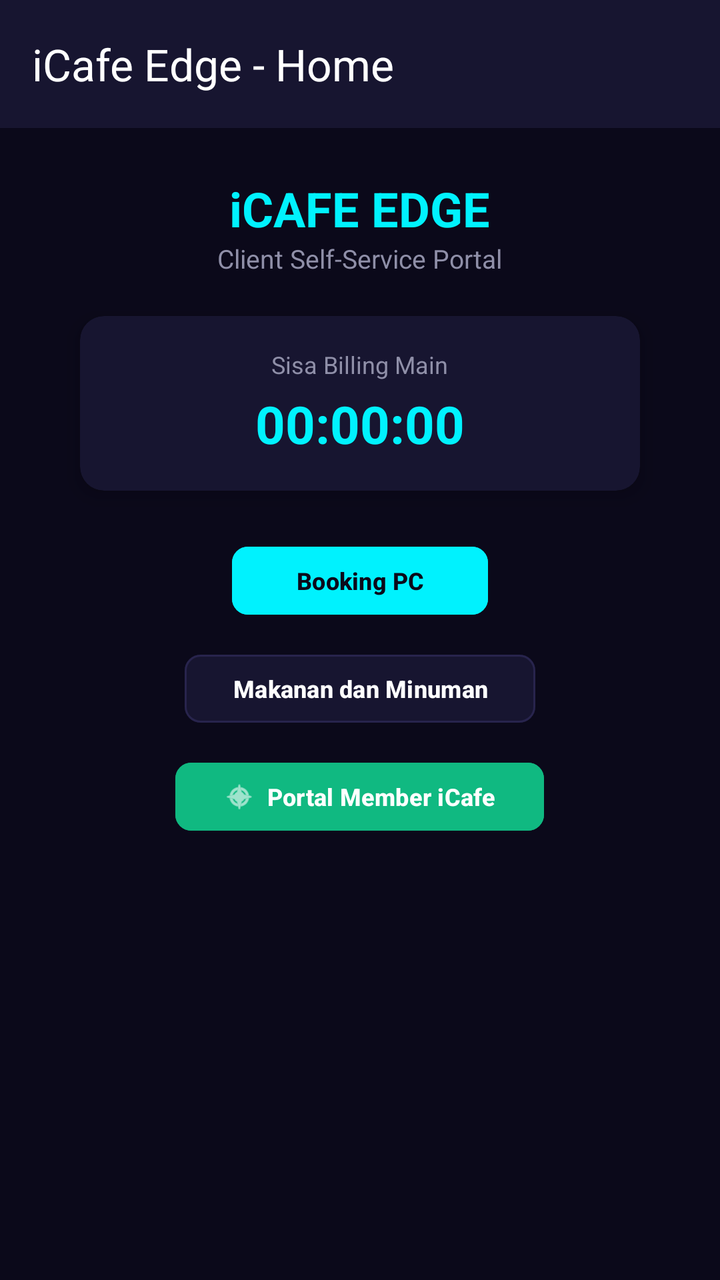
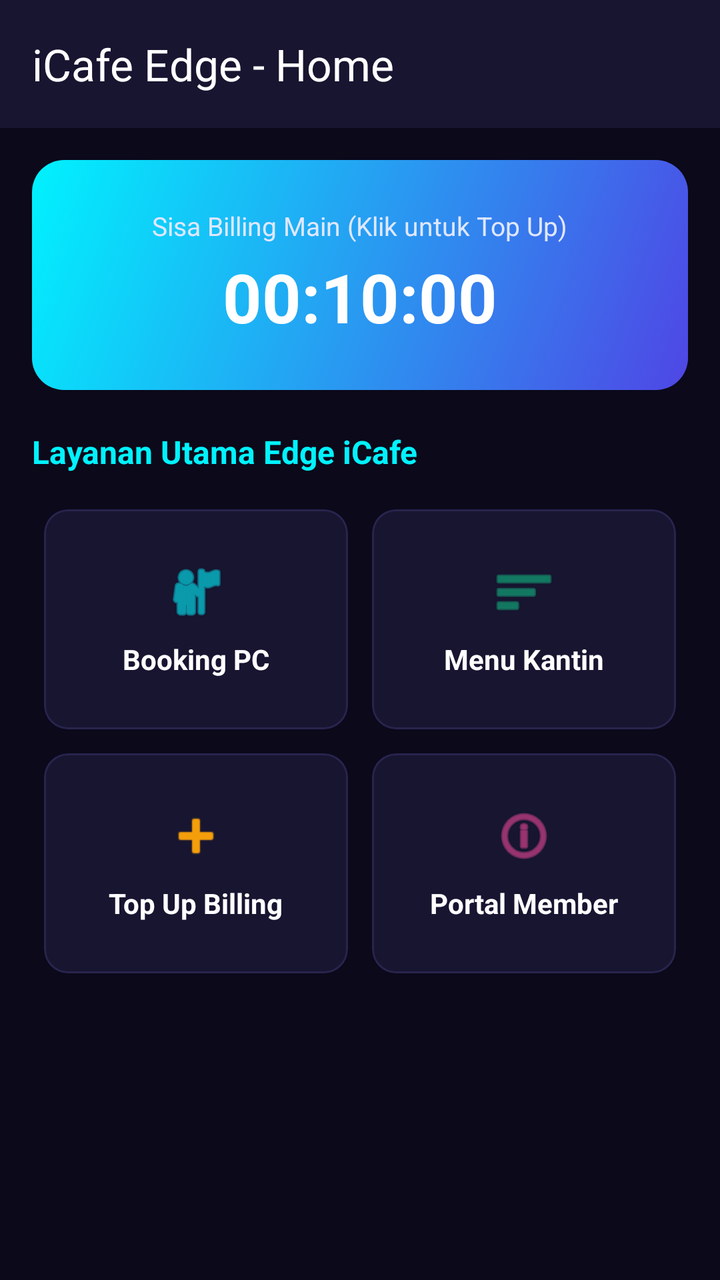

Screens rendered from an Android XML layout before and after an edit, with the pre-edit source and the edit as a unified diff.
<!-- AndroidManifest.xml: application theme Theme.Sjrpringles -->
<!-- res/layout/fragment_home.xml -->
<?xml version="1.0" encoding="utf-8"?>
<androidx.coordinatorlayout.widget.CoordinatorLayout
    xmlns:android="http://schemas.android.com/apk/res/android"
    xmlns:app="http://schemas.android.com/apk/res-auto"
    android:layout_width="match_parent"
    android:layout_height="match_parent"
    android:background="#0B091A">

    <com.google.android.material.appbar.AppBarLayout
        android:id="@+id/appBar"
        android:layout_width="match_parent"
        android:layout_height="wrap_content"
        android:theme="@style/ThemeOverlay.MaterialComponents.Dark.ActionBar">

        <androidx.appcompat.widget.Toolbar
            android:id="@+id/toolbar"
            android:layout_width="match_parent"
            android:layout_height="?attr/actionBarSize"
            android:background="#171530"
            app:title="iCafe Edge - Home"
            app:titleTextColor="@android:color/white"
            app:layout_scrollFlags="scroll|enterAlways" />

    </com.google.android.material.appbar.AppBarLayout>

    <androidx.core.widget.NestedScrollView
        android:layout_width="match_parent"
        android:layout_height="match_parent"
        android:clipToPadding="false"
        android:paddingVertical="24dp"
        app:layout_behavior="@string/appbar_scrolling_view_behavior">

        <LinearLayout
            android:layout_width="match_parent"
            android:layout_height="wrap_content"
            android:gravity="center_horizontal"
            android:orientation="vertical">

            <TextView
                android:layout_width="wrap_content"
                android:layout_height="wrap_content"
                android:text="iCAFE EDGE"
                android:textColor="#00F2FE"
                android:textSize="24sp"
                android:textStyle="bold" />

            <TextView
                android:layout_width="wrap_content"
                android:layout_height="wrap_content"
                android:layout_marginBottom="20dp"
                android:text="Client Self-Service Portal"
                android:textColor="#8F8FA8"
                android:textSize="13sp" />

            
            <androidx.cardview.widget.CardView
                android:layout_width="280dp"
                android:layout_height="wrap_content"
                android:layout_marginBottom="24dp"
                app:cardBackgroundColor="#171530"
                app:cardCornerRadius="12dp"
                app:cardElevation="6dp">

                <LinearLayout
                    android:layout_width="match_parent"
                    android:layout_height="wrap_content"
                    android:gravity="center"
                    android:orientation="vertical"
                    android:padding="16dp">

                    <TextView
                        android:layout_width="wrap_content"
                        android:layout_height="wrap_content"
                        android:text="Sisa Billing Main"
                        android:textColor="#8F8FA8"
                        android:textSize="12sp" />

                    <TextView
                        android:id="@+id/tvBillingTimer"
                        android:layout_width="wrap_content"
                        android:layout_height="wrap_content"
                        android:layout_marginTop="4dp"
                        android:text="00:00:00"
                        android:textColor="#00F2FE"
                        android:textSize="26sp"
                        android:textStyle="bold" />

                </LinearLayout>
            </androidx.cardview.widget.CardView>

            
            <Button
                android:id="@+id/btnBooking"
                android:layout_width="wrap_content"
                android:layout_height="42dp"
                android:layout_gravity="center_horizontal"
                android:layout_marginBottom="12dp"
                android:backgroundTint="#00F2FE"
                android:paddingHorizontal="32dp"
                android:text="Booking PC"
                android:textColor="#0B091A"
                android:textSize="12sp"
                android:textStyle="bold"
                app:cornerRadius="8dp" />

            
            <Button
                android:id="@+id/btnKantin"
                android:layout_width="wrap_content"
                android:layout_height="42dp"
                android:layout_gravity="center_horizontal"
                android:layout_marginBottom="12dp"
                android:backgroundTint="#171530"
                android:paddingHorizontal="24dp"
                android:text="Makanan dan Minuman"
                android:textColor="#FFFFFF"
                android:textSize="12sp"
                android:textStyle="bold"
                app:cornerRadius="8dp"
                app:strokeColor="#28244D"
                app:strokeWidth="1dp" />

            
            <Button
                android:id="@+id/btnWebView"
                android:layout_width="wrap_content"
                android:layout_height="42dp"
                android:layout_gravity="center_horizontal"
                android:backgroundTint="#10B981"
                android:paddingHorizontal="24dp"
                android:text="Portal Member iCafe"
                android:textColor="#FFFFFF"
                android:textSize="12sp"
                android:textStyle="bold"
                app:cornerRadius="8dp"
                app:icon="@android:drawable/ic_menu_compass"
                app:iconGravity="textStart"
                app:iconPadding="6dp"
                app:iconSize="16dp"
                app:iconTint="#FFFFFF" />

        </LinearLayout>

    </androidx.core.widget.NestedScrollView>

</androidx.coordinatorlayout.widget.CoordinatorLayout>
<!-- resources referenced by this layout -->
<resources>
  <style name="Theme.Sjrpringles" parent="Theme.Material3.DayNight.NoActionBar">
          
          <item name="colorPrimary">#2563EB</item>
          <item name="colorOnPrimary">#FFFFFF</item>
          <item name="android:statusBarColor">#0B0E1B</item>
      </style>
</resources>

<!-- the commit's change to res/layout/fragment_home.xml (unified diff, before → after) -->
@@ -1,146 +1,215 @@
 <?xml version="1.0" encoding="utf-8"?>
-<androidx.coordinatorlayout.widget.CoordinatorLayout
-    xmlns:android="http://schemas.android.com/apk/res/android"
+<LinearLayout xmlns:android="http://schemas.android.com/apk/res/android"
     xmlns:app="http://schemas.android.com/apk/res-auto"
     android:layout_width="match_parent"
     android:layout_height="match_parent"
-    android:background="#0B091A">
-
-    <com.google.android.material.appbar.AppBarLayout
-        android:id="@+id/appBar"
+    android:background="#0B091A"
+    android:orientation="vertical">
+
+    <androidx.appcompat.widget.Toolbar
+        android:id="@+id/toolbar"
         android:layout_width="match_parent"
-        android:layout_height="wrap_content"
-        android:theme="@style/ThemeOverlay.MaterialComponents.Dark.ActionBar">
-
-        <androidx.appcompat.widget.Toolbar
-            android:id="@+id/toolbar"
-            android:layout_width="match_parent"
-            android:layout_height="?attr/actionBarSize"
-            android:background="#171530"
-            app:title="iCafe Edge - Home"
-            app:titleTextColor="@android:color/white"
-            app:layout_scrollFlags="scroll|enterAlways" />
-
-    </com.google.android.material.appbar.AppBarLayout>
-
-    <androidx.core.widget.NestedScrollView
+        android:layout_height="?attr/actionBarSize"
+        android:background="#171530"
+        app:title="iCafe Edge - Home"
+        app:titleTextColor="@android:color/white" />
+
+    <ScrollView
         android:layout_width="match_parent"
         android:layout_height="match_parent"
-        android:clipToPadding="false"
-        android:paddingVertical="24dp"
-        app:layout_behavior="@string/appbar_scrolling_view_behavior">
+        android:padding="16dp">
 
         <LinearLayout
             android:layout_width="match_parent"
             android:layout_height="wrap_content"
-            android:gravity="center_horizontal"
             android:orientation="vertical">
+
+            
+            <LinearLayout
+                android:layout_width="match_parent"
+                android:layout_height="wrap_content"
+                android:background="@drawable/bg_icafe_gradient"
+                android:gravity="center"
+                android:orientation="vertical"
+                android:padding="24dp">
+
+                <TextView
+                    android:layout_width="wrap_content"
+                    android:layout_height="wrap_content"
+                    android:text="Sisa Billing Main (Klik untuk Top Up)"
+                    android:textColor="#E0E7FF"
+                    android:textSize="13sp" />
+
+                <TextView
+                    android:id="@+id/tvBillingTimer"
+                    android:layout_width="wrap_content"
+                    android:layout_height="wrap_content"
+                    android:layout_marginTop="4dp"
+                    android:text="00:10:00"
+                    android:textColor="#FFFFFF"
+                    android:textSize="34sp"
+                    android:textStyle="bold" />
+            </LinearLayout>
 
             <TextView
                 android:layout_width="wrap_content"
                 android:layout_height="wrap_content"
-                android:text="iCAFE EDGE"
+                android:layout_marginTop="20dp"
+                android:layout_marginBottom="12dp"
+                android:text="Layanan Utama Edge iCafe"
                 android:textColor="#00F2FE"
-                android:textSize="24sp"
+                android:textSize="16sp"
                 android:textStyle="bold" />
 
-            <TextView
-                android:layout_width="wrap_content"
+            
+            <GridLayout
+                android:layout_width="match_parent"
                 android:layout_height="wrap_content"
-                android:layout_marginBottom="20dp"
-                android:text="Client Self-Service Portal"
-                android:textColor="#8F8FA8"
-                android:textSize="13sp" />
-
-            
-            <androidx.cardview.widget.CardView
-                android:layout_width="280dp"
-                android:layout_height="wrap_content"
-                android:layout_marginBottom="24dp"
-                app:cardBackgroundColor="#171530"
-                app:cardCornerRadius="12dp"
-                app:cardElevation="6dp">
-
-                <LinearLayout
-                    android:layout_width="match_parent"
-                    android:layout_height="wrap_content"
-                    android:gravity="center"
-                    android:orientation="vertical"
-                    android:padding="16dp">
-
-                    <TextView
-                        android:layout_width="wrap_content"
-                        android:layout_height="wrap_content"
-                        android:text="Sisa Billing Main"
-                        android:textColor="#8F8FA8"
-                        android:textSize="12sp" />
-
-                    <TextView
-                        android:id="@+id/tvBillingTimer"
-                        android:layout_width="wrap_content"
-                        android:layout_height="wrap_content"
-                        android:layout_marginTop="4dp"
-                        android:text="00:00:00"
-                        android:textColor="#00F2FE"
-                        android:textSize="26sp"
-                        android:textStyle="bold" />
-
-                </LinearLayout>
-            </androidx.cardview.widget.CardView>
-
-            
-            <Button
-                android:id="@+id/btnBooking"
-                android:layout_width="wrap_content"
-                android:layout_height="42dp"
-                android:layout_gravity="center_horizontal"
-                android:layout_marginBottom="12dp"
-                android:backgroundTint="#00F2FE"
-                android:paddingHorizontal="32dp"
-                android:text="Booking PC"
-                android:textColor="#0B091A"
-                android:textSize="12sp"
-                android:textStyle="bold"
-                app:cornerRadius="8dp" />
-
-            
-            <Button
-                android:id="@+id/btnKantin"
-                android:layout_width="wrap_content"
-                android:layout_height="42dp"
-                android:layout_gravity="center_horizontal"
-                android:layout_marginBottom="12dp"
-                android:backgroundTint="#171530"
-                android:paddingHorizontal="24dp"
-                android:text="Makanan dan Minuman"
-                android:textColor="#FFFFFF"
-                android:textSize="12sp"
-                android:textStyle="bold"
-                app:cornerRadius="8dp"
-                app:strokeColor="#28244D"
-                app:strokeWidth="1dp" />
-
-            
-            <Button
-                android:id="@+id/btnWebView"
-                android:layout_width="wrap_content"
-                android:layout_height="42dp"
-                android:layout_gravity="center_horizontal"
-                android:backgroundTint="#10B981"
-                android:paddingHorizontal="24dp"
-                android:text="Portal Member iCafe"
-                android:textColor="#FFFFFF"
-                android:textSize="12sp"
-                android:textStyle="bold"
-                app:cornerRadius="8dp"
-                app:icon="@android:drawable/ic_menu_compass"
-                app:iconGravity="textStart"
-                app:iconPadding="6dp"
-                app:iconSize="16dp"
-                app:iconTint="#FFFFFF" />
-
+                android:alignmentMode="alignMargins"
+                android:columnCount="2"
+                android:rowCount="2">
+
+                
+                <com.google.android.material.card.MaterialCardView
+                    android:id="@+id/btnBooking"
+                    android:layout_width="0dp"
+                    android:layout_height="110dp"
+                    android:layout_columnWeight="1"
+                    android:layout_margin="6dp"
+                    app:cardBackgroundColor="#171530"
+                    app:cardCornerRadius="12dp"
+                    app:strokeColor="#28244D"
+                    app:strokeWidth="1dp">
+
+                    <LinearLayout
+                        android:layout_width="match_parent"
+                        android:layout_height="match_parent"
+                        android:gravity="center"
+                        android:orientation="vertical"
+                        android:padding="12dp">
+
+                        <ImageView
+                            android:layout_width="32dp"
+                            android:layout_height="32dp"
+                            android:src="@android:drawable/ic_menu_myplaces"
+                            app:tint="#00F2FE" />
+
+                        <TextView
+                            android:layout_width="wrap_content"
+                            android:layout_height="wrap_content"
+                            android:layout_marginTop="8dp"
+                            android:text="Booking PC"
+                            android:textColor="#FFFFFF"
+                            android:textStyle="bold" />
+                    </LinearLayout>
+                </com.google.android.material.card.MaterialCardView>
+
+                
+                <com.google.android.material.card.MaterialCardView
+                    android:id="@+id/btnKantin"
+                    android:layout_width="0dp"
+                    android:layout_height="110dp"
+                    android:layout_columnWeight="1"
+                    android:layout_margin="6dp"
+                    app:cardBackgroundColor="#171530"
+                    app:cardCornerRadius="12dp"
+                    app:strokeColor="#28244D"
+                    app:strokeWidth="1dp">
+
+                    <LinearLayout
+                        android:layout_width="match_parent"
+                        android:layout_height="match_parent"
+                        android:gravity="center"
+                        android:orientation="vertical"
+                        android:padding="12dp">
+
+                        <ImageView
+                            android:layout_width="32dp"
+                            android:layout_height="32dp"
+                            android:src="@android:drawable/ic_menu_sort_by_size"
+                            app:tint="#10B981" />
+
+                        <TextView
+                            android:layout_width="wrap_content"
+                            android:layout_height="wrap_content"
+                            android:layout_marginTop="8dp"
+                            android:text="Menu Kantin"
+                            android:textColor="#FFFFFF"
+                            android:textStyle="bold" />
+                    </LinearLayout>
+                </com.google.android.material.card.MaterialCardView>
+
+                
+                <com.google.android.material.card.MaterialCardView
+                    android:id="@+id/btnQuickBilling"
+                    android:layout_width="0dp"
+                    android:layout_height="110dp"
+                    android:layout_columnWeight="1"
+                    android:layout_margin="6dp"
+                    app:cardBackgroundColor="#171530"
+                    app:cardCornerRadius="12dp"
+                    app:strokeColor="#28244D"
+                    app:strokeWidth="1dp">
+
+                    <LinearLayout
+                        android:layout_width="match_parent"
+                        android:layout_height="match_parent"
+                        android:gravity="center"
+                        android:orientation="vertical"
+                        android:padding="12dp">
+
+                        <ImageView
+                            android:layout_width="32dp"
+                            android:layout_height="32dp"
+                            android:src="@android:drawable/ic_input_add"
+                            app:tint="#F59E0B" />
+
+                        <TextView
+                            android:layout_width="wrap_content"
+                            android:layout_height="wrap_content"
+                            android:layout_marginTop="8dp"
+                            android:text="Top Up Billing"
+                            android:textColor="#FFFFFF"
+                            android:textStyle="bold" />
+                    </LinearLayout>
+                </com.google.android.material.card.MaterialCardView>
+
+                
+                <com.google.android.material.card.MaterialCardView
+                    android:id="@+id/btnWebView"
+                    android:layout_width="0dp"
+                    android:layout_height="110dp"
+                    android:layout_columnWeight="1"
+                    android:layout_margin="6dp"
+                    app:cardBackgroundColor="#171530"
+                    app:cardCornerRadius="12dp"
+                    app:strokeColor="#28244D"
+                    app:strokeWidth="1dp">
+
+                    <LinearLayout
+                        android:layout_width="match_parent"
+                        android:layout_height="match_parent"
+                        android:gravity="center"
+                        android:orientation="vertical"
+                        android:padding="12dp">
+
+                        <ImageView
+                            android:layout_width="32dp"
+                            android:layout_height="32dp"
+                            android:src="@android:drawable/ic_menu_info_details"
+                            app:tint="#EC4899" />
+
+                        <TextView
+                            android:layout_width="wrap_content"
+                            android:layout_height="wrap_content"
+                            android:layout_marginTop="8dp"
+                            android:text="Portal Member"
+                            android:textColor="#FFFFFF"
+                            android:textStyle="bold" />
+                    </LinearLayout>
+                </com.google.android.material.card.MaterialCardView>
+
+            </GridLayout>
         </LinearLayout>
-
-    </androidx.core.widget.NestedScrollView>
-
-</androidx.coordinatorlayout.widget.CoordinatorLayout>
+    </ScrollView>
+</LinearLayout>
<!-- resource entries referenced after the edit -->
@@ -1,5 +1,16 @@
 <!-- resources referenced by this layout -->
 <resources>
+  <!-- drawable bg_icafe_gradient (drawable) -->
+  <?xml version="1.0" encoding="utf-8"?>
+  <shape xmlns:android="http://schemas.android.com/apk/res/android"
+      android:shape="rectangle">
+      <gradient
+          android:angle="135"
+          android:endColor="#00F2FE"
+          android:startColor="#4F46E5"
+          android:type="linear" />
+      <corners android:radius="16dp" />
+  </shape>
   <style name="Theme.Sjrpringles" parent="Theme.Material3.DayNight.NoActionBar">
           
           <item name="colorPrimary">#2563EB</item>
